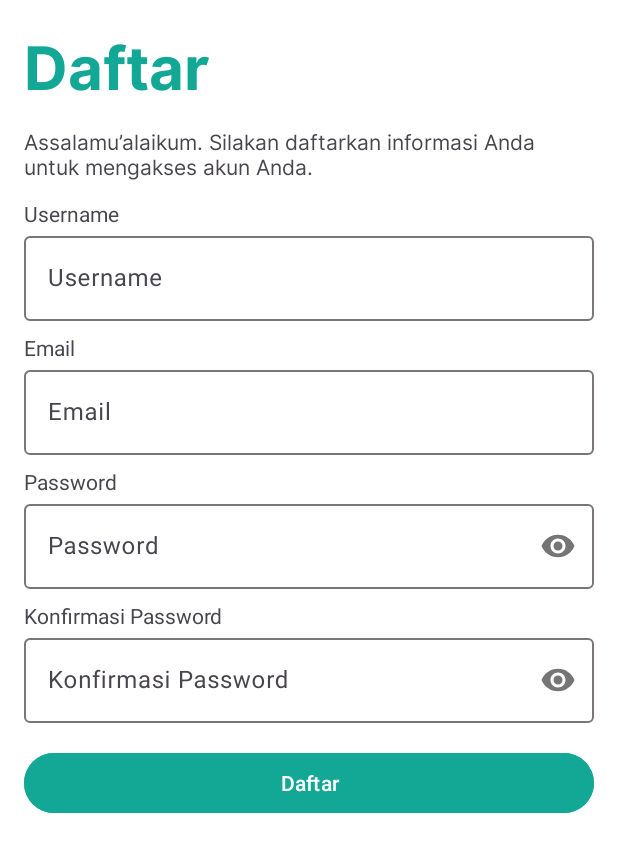
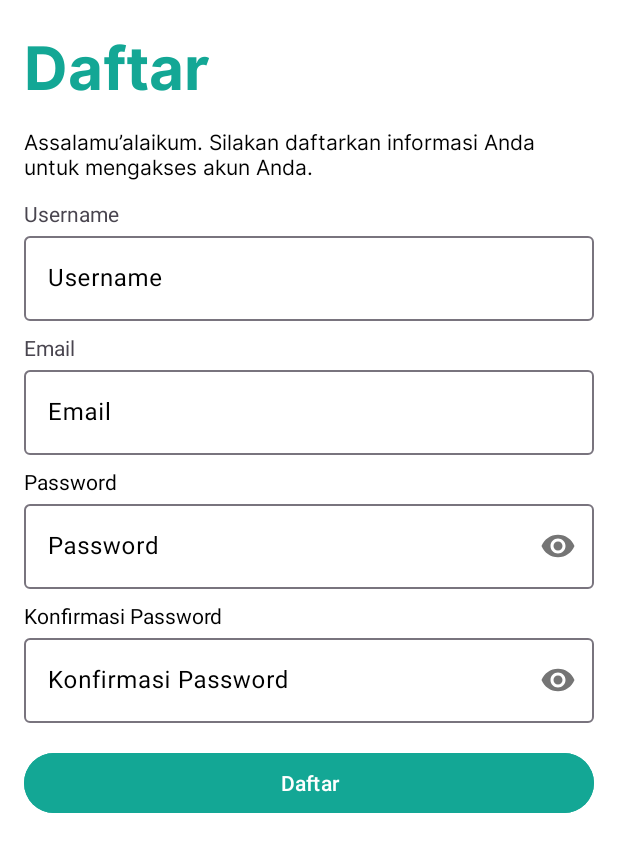
Before and after one commit to zainzaidanahsan/RumahQuranOnline, an Android app: the Register screen opened through its navigation route, on a phone screen of 412 x 824 dp. Shown: the top 852 px of the screen. Run offline under Robolectric (Android 15) with nearby library versions, the phone set to English and light mode, and no system bars; our stand-ins replace Firebase (no records; nobody signed in at launch, a user with empty details on screens opened directly), navigation-ui.

Commit message:
Rapihin File

```diff
--- a/app/src/main/java/com/zain/rumahquranonline/adapter/HadistAdapter.kt
+++ b/app/src/main/java/com/zain/rumahquranonline/adapter/HadistAdapter.kt
@@ -8,7 +8,7 @@ import com.zain.rumahquranonline.R
 
 
 import android.view.LayoutInflater
-import com.zain.rumahquranonline.model.HadistResponseItem
+import com.zain.rumahquranonline.model.modelHadist.HadistResponseItem
 
 class HadistAdapter (private val itemClickListener: (HadistResponseItem) -> Unit) : RecyclerView.Adapter<HadistAdapter.HadisViewHolder>() {
 
--- a/app/src/main/java/com/zain/rumahquranonline/adapter/NomorHadistAdapter.kt
+++ b/app/src/main/java/com/zain/rumahquranonline/adapter/NomorHadistAdapter.kt
@@ -8,9 +8,7 @@ import android.widget.TextView
 import androidx.navigation.findNavController
 import androidx.recyclerview.widget.RecyclerView
 import com.zain.rumahquranonline.R
-import com.zain.rumahquranonline.data.NumberHadistItem
-import com.zain.rumahquranonline.model.DetailHadistResponse
-import com.zain.rumahquranonline.ui.materi.DetailHadist
+import com.zain.rumahquranonline.model.modelHadist.DetailHadistResponse
 
 class NomorHadistAdapter(private val nomorHadistList: List<Int>,
                          private val hadistList: List<DetailHadistResponse>) :
--- a/app/src/main/java/com/zain/rumahquranonline/adapter/SambungAyatAdapter.kt
+++ b/app/src/main/java/com/zain/rumahquranonline/adapter/SambungAyatAdapter.kt
@@ -7,7 +7,6 @@ import android.widget.ImageView
 import android.widget.TextView
 import androidx.recyclerview.widget.RecyclerView
 import com.zain.rumahquranonline.R
-import com.zain.rumahquranonline.data.JuzSambungAyat
 
 class SambungAyatAdapter(private val mList: List<JuzSambungAyat>):
     RecyclerView.Adapter<SambungAyatAdapter.ViewHolder>() {
--- a/app/src/main/java/com/zain/rumahquranonline/data/DataMateri.kt
+++ /dev/null
@@ -1,4 +0,0 @@
-package com.zain.rumahquranonline.data
-
-object DataMateri {
-}
--- a/app/src/main/java/com/zain/rumahquranonline/data/JuzSambungAyat.kt
+++ /dev/null
@@ -1,6 +0,0 @@
-package com.zain.rumahquranonline.data
-
-data class JuzSambungAyat(
-    val image: Int,
-    val text : String
-)
--- a/app/src/main/java/com/zain/rumahquranonline/model/ApiService.kt
+++ b/app/src/main/java/com/zain/rumahquranonline/model/modelHadist/ApiService.kt
@@ -1,6 +1,5 @@
-package com.zain.rumahquranonline.model
+package com.zain.rumahquranonline.model.modelHadist
 
-import com.zain.rumahquranonline.data.DataHadist
 import com.zain.rumahquranonline.data.NumberHadistItem
 import retrofit2.Call
 import retrofit2.http.GET
--- a/app/src/main/java/com/zain/rumahquranonline/model/Client.kt
+++ b/app/src/main/java/com/zain/rumahquranonline/model/modelHadist/Client.kt
@@ -1,4 +1,4 @@
-package com.zain.rumahquranonline.model
+package com.zain.rumahquranonline.model.modelHadist
 
 import retrofit2.Retrofit
 import retrofit2.converter.gson.GsonConverterFactory
--- a/app/src/main/java/com/zain/rumahquranonline/model/DetailHadistResponse.kt
+++ b/app/src/main/java/com/zain/rumahquranonline/model/modelHadist/DetailHadistResponse.kt
@@ -1,4 +1,4 @@
-package com.zain.rumahquranonline.model
+package com.zain.rumahquranonline.model.modelHadist
 
 import kotlinx.parcelize.Parcelize
 import android.os.Parcelable
--- a/app/src/main/java/com/zain/rumahquranonline/model/HadistResponse.kt
+++ b/app/src/main/java/com/zain/rumahquranonline/model/modelHadist/HadistResponse.kt
@@ -1,4 +1,4 @@
-package com.zain.rumahquranonline.model
+package com.zain.rumahquranonline.model.modelHadist
 
 import kotlinx.parcelize.Parcelize
 import android.os.Parcelable
--- a/app/src/main/java/com/zain/rumahquranonline/ui/login/Login.kt
+++ b/app/src/main/java/com/zain/rumahquranonline/ui/login/Login.kt
@@ -29,7 +29,6 @@ import com.google.firebase.database.FirebaseDatabase
 import com.google.firebase.database.ValueEventListener
 import com.zain.rumahquranonline.R
 import com.zain.rumahquranonline.databinding.FragmentLoginBinding
-import com.zain.rumahquranonline.ui.loginFirebase.LoginFirebase
 
 
 class Login : Fragment() {
--- a/app/src/main/java/com/zain/rumahquranonline/ui/materi/DetailHadist.kt
+++ b/app/src/main/java/com/zain/rumahquranonline/ui/materi/DetailHadist.kt
@@ -5,9 +5,7 @@ import androidx.fragment.app.Fragment
 import android.view.LayoutInflater
 import android.view.View
 import android.view.ViewGroup
-import com.zain.rumahquranonline.R
 import com.zain.rumahquranonline.databinding.FragmentDetailHadistBinding
-import com.zain.rumahquranonline.model.DetailHadistResponse
 
 
 class DetailHadist : Fragment() {
--- a/app/src/main/res/layout/fragment_register.xml
+++ b/app/src/main/res/layout/fragment_register.xml
@@ -29,6 +29,7 @@
             android:id="@+id/textViewGreeting"
             android:layout_width="wrap_content"
             android:layout_height="wrap_content"
+            android:textColor="@color/black"
             android:layout_marginTop="8dp"
             android:fontFamily="@font/inter_regular"
             android:text="@string/WelcomeLogin"
@@ -43,10 +44,12 @@
 
         <com.google.android.material.textfield.TextInputLayout
             android:id="@+id/usernameInputLayout"
+            android:textColorHint="@color/black"
             android:layout_width="match_parent"
             android:layout_height="wrap_content">
 
             <EditText
+                android:textColor="@color/black"
                 android:id="@+id/editTextUsername"
                 android:layout_width="match_parent"
                 android:layout_height="wrap_content"
@@ -66,10 +69,12 @@
         <com.google.android.material.textfield.TextInputLayout
             android:id="@+id/emailInputLayout"
             android:layout_width="match_parent"
+            android:textColorHint="@color/black"
             android:layout_height="wrap_content">
 
             <EditText
                 android:id="@+id/editTextEmail"
+                android:textColor="@color/black"
                 android:layout_width="match_parent"
                 android:layout_height="wrap_content"
                 android:inputType="textEmailAddress"
@@ -82,11 +87,13 @@
             android:layout_width="wrap_content"
             android:layout_height="wrap_content"
             android:text="@string/password"
+            android:textColor="@color/black"
             android:layout_marginTop="8dp"/>
 
         <com.google.android.material.textfield.TextInputLayout
             android:id="@+id/passwordInputLayout"
             app:passwordToggleEnabled="true"
+            android:textColorHint="@color/black"
             android:layout_width="match_parent"
             android:layout_height="wrap_content">
 
@@ -95,6 +102,7 @@
                 android:layout_width="match_parent"
                 android:layout_height="wrap_content"
                 android:inputType="textPassword"
+                android:textColor="@color/black"
                 android:hint="@string/password"/>
 
         </com.google.android.material.textfield.TextInputLayout>
@@ -103,12 +111,14 @@
             android:id="@+id/textViewConfirmPassword"
             android:layout_width="wrap_content"
             android:layout_height="wrap_content"
+            android:textColor="@color/black"
             android:text="@string/konfirmasi_password"
             android:layout_marginTop="8dp"/>
 
         <com.google.android.material.textfield.TextInputLayout
             android:id="@+id/confirmPasswordInputLayout"
             app:passwordToggleEnabled="true"
+            android:textColorHint="@color/black"
             android:layout_width="match_parent"
             android:layout_height="wrap_content">
 
@@ -116,7 +126,7 @@
                 android:id="@+id/editTextConfirmPassword"
                 android:layout_width="match_parent"
                 android:layout_height="wrap_content"
-                android:textColor="@color/white"
+                android:textColor="@color/black"
                 android:inputType="textPassword"
                 android:hint="@string/konfirmasi_password"/>
 
```
Also changed, not shown: app/src/main/java/com/zain/rumahquranonline/ui/materi/Materi.kt (+2 -5 lines), app/src/main/java/com/zain/rumahquranonline/ui/materi/Nomorhadist.kt (+1 -9 lines), app/src/main/java/com/zain/rumahquranonline/ui/sambungayat/SambungAyat.kt (deleted, +0 -48 lines), app/src/main/res/layout/fragment_sambung_ayat.xml (deleted, +0 -18 lines).
